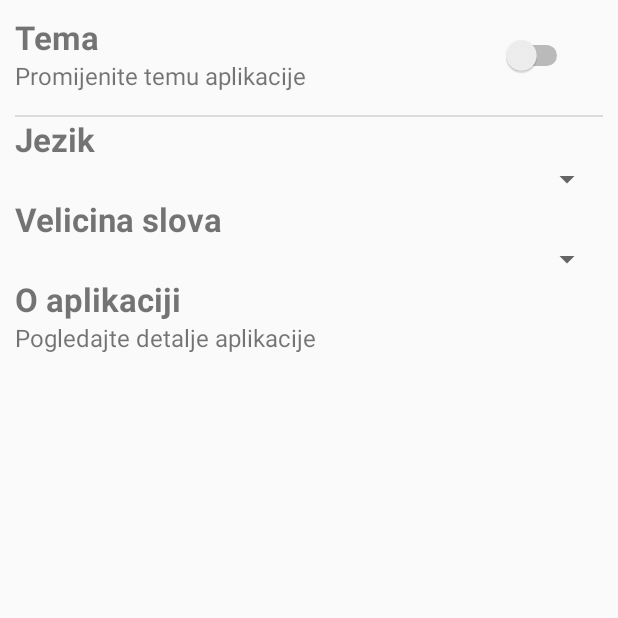
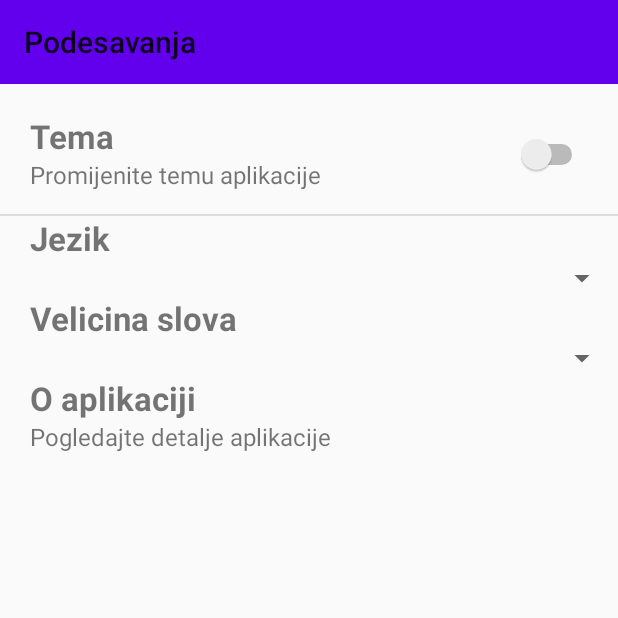
Before and after one commit to jovan996/RentACar, an Android app: the SettingsActivity screen opened directly, with no data from a screen before it, on a phone screen of 412 x 824 dp, the top half of it. Run offline under Robolectric (Android 15) with nearby library versions, the phone set to English and light mode, and no system bars; our stand-ins replace ButterKnife.

```diff
--- a/app/src/main/AndroidManifest.xml
+++ b/app/src/main/AndroidManifest.xml
@@ -4,7 +4,6 @@
 
     <application
         android:allowBackup="true"
-        android:name=".StartApp"
         android:icon="@mipmap/ic_launcher"
         android:label="@string/app_name"
         android:roundIcon="@mipmap/ic_launcher_round"
--- a/app/src/main/java/com/example/rentacar/Aktivnosti/DetailViewActivity.java
+++ b/app/src/main/java/com/example/rentacar/Aktivnosti/DetailViewActivity.java
@@ -92,7 +92,7 @@ public class DetailViewActivity extends AppCompatActivity {
     private Date[] datumi;
 
     @Nullable
-    @BindView(R.id.drawerToolbar)
+    @BindView(R.id.detailToolbar)
     public Toolbar toolbar;
 
     @Override
--- a/app/src/main/java/com/example/rentacar/Aktivnosti/SettingsActivity.java
+++ b/app/src/main/java/com/example/rentacar/Aktivnosti/SettingsActivity.java
@@ -7,10 +7,14 @@ import android.widget.ListView;
 import android.widget.Switch;
 import android.widget.TextView;
 
+import androidx.annotation.Nullable;
 import androidx.appcompat.app.ActionBar;
 import androidx.appcompat.app.AppCompatActivity;
+import androidx.appcompat.widget.Toolbar;
 
 import com.example.rentacar.R;
+
+import butterknife.BindView;
 
 
 public class SettingsActivity extends AppCompatActivity {
@@ -18,6 +22,9 @@ public class SettingsActivity extends AppCompatActivity {
     private Switch promjenaTeme;
 
     private TextView detaljiAplikacije;
+
+
+    public Toolbar toolBar;
 
     @Override
     protected void onCreate(Bundle savedInstanceState) {
@@ -28,6 +35,10 @@ public class SettingsActivity extends AppCompatActivity {
         actionBar.setDisplayHomeAsUpEnabled(true);
         actionBar.setTitle("Podesavanja");*/
 
+        toolBar = (Toolbar) findViewById(R.id.settingsToolbar);
+        toolBar.setTitle(R.string.podesavanja);
+        setSupportActionBar(toolBar);
+
         promjenaTeme = (Switch) findViewById(R.id.settingPromijeniTemu);
     }
 
--- a/app/src/main/res/layout/activity_main.xml
+++ b/app/src/main/res/layout/activity_main.xml
@@ -10,8 +10,7 @@
     <FrameLayout
         xmlns:android="http://schemas.android.com/apk/res/android"
         android:layout_width="match_parent"
-        android:layout_height="wrap_content"
-        >
+        android:layout_height="wrap_content">
 
         <androidx.appcompat.widget.Toolbar
             android:id="@+id/drawerToolbar"
--- a/app/src/main/res/layout/activity_settings.xml
+++ b/app/src/main/res/layout/activity_settings.xml
@@ -5,14 +5,21 @@
     android:layout_width="match_parent"
     android:layout_height="match_parent"
     android:orientation="vertical"
-    android:padding="10dp"
     tools:context=".Aktivnosti.SettingsActivity">
+
+    <androidx.appcompat.widget.Toolbar
+        android:id="@+id/settingsToolbar"
+        android:layout_width="match_parent"
+        android:layout_height="wrap_content"
+        android:background="@color/colorPrimary"/>
 
     <LinearLayout
         android:layout_width="match_parent"
         android:layout_height="wrap_content"
         android:layout_marginBottom="15dp"
-        android:orientation="horizontal">
+        android:orientation="horizontal"
+        android:layout_marginTop="20dp"
+        android:layout_marginLeft="20dp">
 
         <LinearLayout
             android:layout_width="wrap_content"
@@ -24,7 +31,7 @@
                 android:id="@+id/settingTemaNaslov"
                 android:layout_width="wrap_content"
                 android:layout_height="wrap_content"
-                android:text="Tema"
+                android:text="@string/tema"
                 android:textSize="22sp"
                 android:textStyle="bold"/>
 
@@ -32,7 +39,7 @@
                 android:id="@+id/settingsTemaDetalji"
                 android:layout_width="wrap_content"
                 android:layout_height="wrap_content"
-                android:text="Promijenite temu aplikacije"
+                android:text="@string/promijenite_temu_aplikacije"
                 android:textSize="16sp"/>
 
         </LinearLayout>
@@ -57,45 +64,49 @@
         android:id="@+id/izaberiJezikNaslov"
         android:layout_width="wrap_content"
         android:layout_height="wrap_content"
-        android:text="Jezik"
+        android:text="@string/jezik"
         android:textSize="22sp"
-        android:textStyle="bold"/>
+        android:textStyle="bold"
+        android:layout_marginLeft="20dp"/>
 
     <Spinner
         android:id="@+id/izaberiJezik"
         android:layout_width="match_parent"
         android:layout_height="wrap_content"
         android:spinnerMode="dropdown"
-        />
+        android:layout_marginLeft="20dp"/>
 
     <TextView
         android:id="@+id/velicinaSlovaNaslov"
         android:layout_width="wrap_content"
         android:layout_height="wrap_content"
-        android:text="Velicina slova"
+        android:text="@string/velicina_slova"
         android:textSize="22sp"
-        android:textStyle="bold"/>
+        android:textStyle="bold"
+        android:layout_marginLeft="20dp"/>
 
     <Spinner
         android:id="@+id/velicinaSlova"
         android:layout_width="match_parent"
         android:layout_height="wrap_content"
         android:spinnerMode="dropdown"
-        />
+        android:layout_marginLeft="20dp"/>
 
     <TextView
     android:id="@+id/oAplikacijiNaslov"
     android:layout_width="wrap_content"
     android:layout_height="wrap_content"
-    android:text="O aplikaciji"
+    android:text="@string/o_aplikaciji"
     android:textSize="22sp"
-    android:textStyle="bold"/>
+    android:textStyle="bold"
+        android:layout_marginLeft="20dp"/>
 
     <TextView
         android:id="@+id/oAplikacijiDetalji"
         android:layout_width="wrap_content"
         android:layout_height="wrap_content"
-        android:text="Pogledajte detalje aplikacije"
-        android:textSize="16sp"/>
+        android:text="@string/pogledajte_detalje_aplikacije"
+        android:textSize="16sp"
+        android:layout_marginLeft="20dp"/>
 
 </LinearLayout>
--- a/app/src/main/res/layout/item_automobil.xml
+++ b/app/src/main/res/layout/item_automobil.xml
@@ -45,6 +45,7 @@
             android:layout_height="30dp"
             android:text="@string/prikazi_detalje"
             android:layout_marginBottom="10dp"
+            android:layout_marginRight="7dp"
             android:padding="6dp"
             android:textSize="10sp"
             android:background="@color/svijetloPlava2">
--- a/app/src/main/res/values/strings.xml
+++ b/app/src/main/res/values/strings.xml
@@ -81,4 +81,10 @@
     <string name="manage_player">meni</string>
     <string name="tournament">RentACar</string>
     <string name="detalji_automobila">Detalji automobila</string>
+    <string name="pogledajte_detalje_aplikacije">Pogledajte detalje aplikacije</string>
+    <string name="o_aplikaciji">O aplikaciji</string>
+    <string name="velicina_slova">Velicina slova</string>
+    <string name="jezik">Jezik</string>
+    <string name="promijenite_temu_aplikacije">Promijenite temu aplikacije</string>
+    <string name="tema">Tema</string>
 </resources>
```
Also changed, not shown: app/src/main/java/com/example/rentacar/Aktivnosti/AboutActivity.java (+12 -0 lines), app/src/main/java/com/example/rentacar/Aktivnosti/RentActivity.java (+8 -0 lines), app/src/main/res/layout/activity_about.xml (+17 -1 lines), app/src/main/res/layout/activity_detail_view.xml (+5 -3 lines), app/src/main/res/layout/activity_login.xml (+8 -7 lines), app/src/main/res/layout/activity_register.xml (+8 -9 lines), app/src/main/res/layout/activity_rent.xml (+10 -3 lines).
